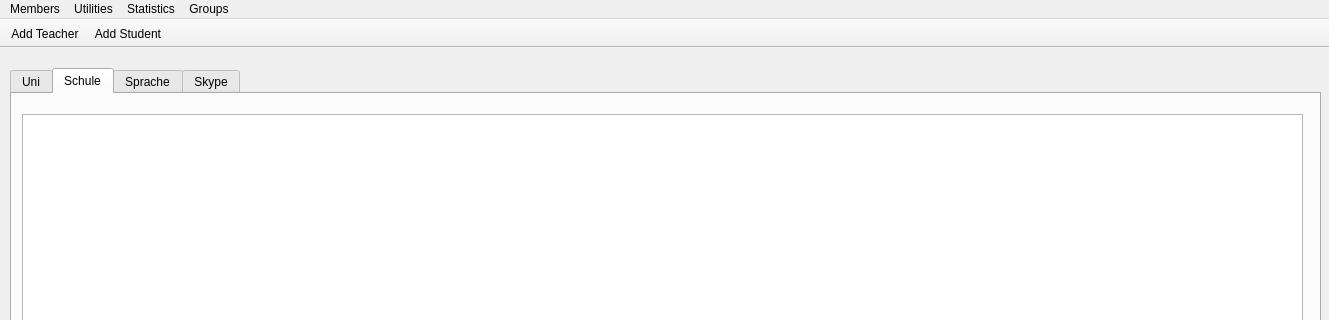
The window that General/mainwindow.ui (MrRisoni/Gauss) describes before a commit, drawn with Qt 5; both pictures show x 0 to 1329 and y 0 to 320 of the 1329 by 684 pixel window.
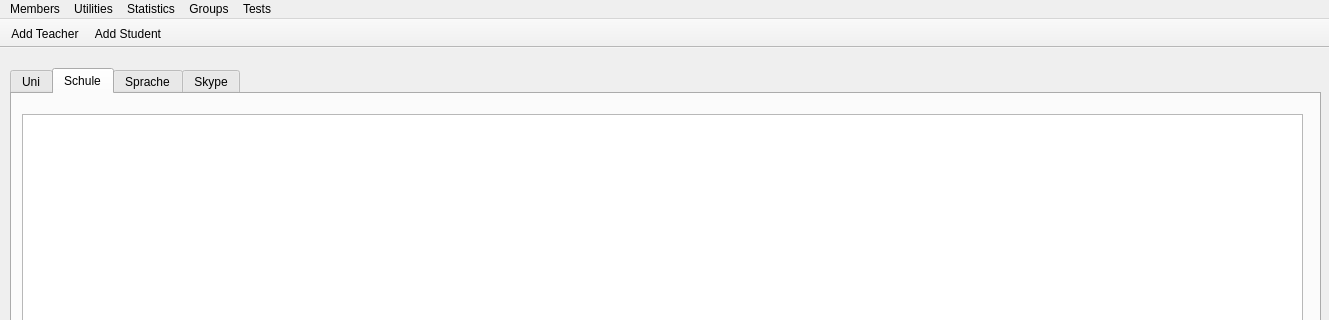
The same window after the commit. Icons and pictures are not drawn.

Diff of the .ui file:
```diff
--- a/General/mainwindow.ui
+++ b/General/mainwindow.ui
@@ -146,10 +146,18 @@
     <addaction name="actionAdd_Requests"/>
     <addaction name="actionShow_All_Groups"/>
    </widget>
+   <widget class="QMenu" name="menuTests">
+    <property name="title">
+     <string>Tests</string>
+    </property>
+    <addaction name="actionSchule_Tests"/>
+    <addaction name="actionSprache_Tests"/>
+   </widget>
    <addaction name="menuMembers"/>
    <addaction name="menuUtilities"/>
    <addaction name="menuStatistics"/>
    <addaction name="menuGroups"/>
+   <addaction name="menuTests"/>
   </widget>
   <widget class="QToolBar" name="toolBar">
    <property name="windowTitle">
```
Left out of the diff: 10 changed lines with no effect on the pictures.
